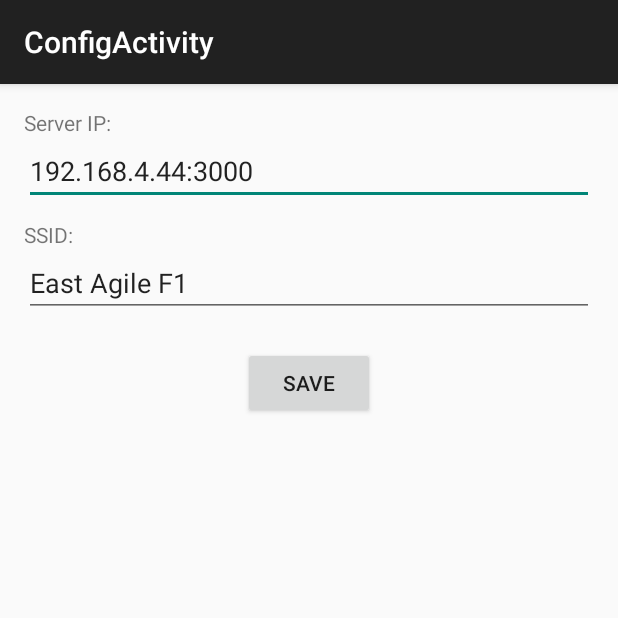
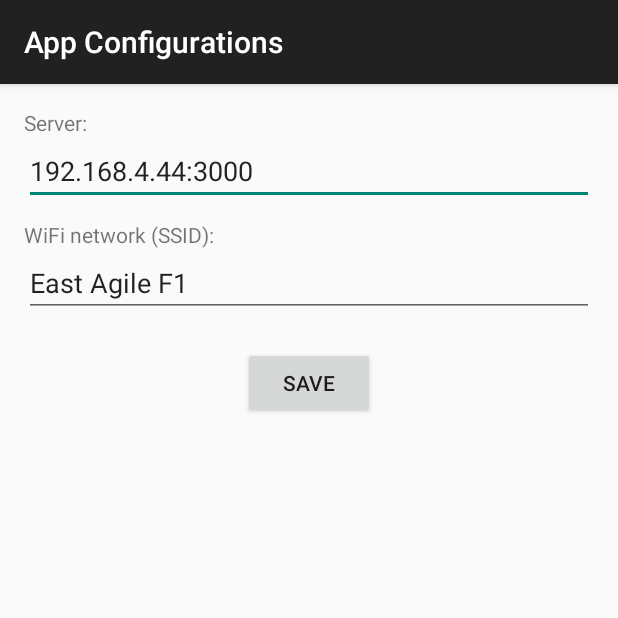
Before and after one commit to toantran-ea/kiwi-android, an Android app: the ConfigActivity screen opened directly, with no data from a screen before it, on a phone screen of 412 x 824 dp, the top half of it. Run offline under Robolectric (Android 15) with nearby library versions, the phone set to English and light mode, and no system bars; libraries missing offline, so code that uses them is left out: com.squareup.okhttp, retrofit.client.

```diff
--- a/app/src/main/java/mobi/kiwi/kiwi/MainActivity.java
+++ b/app/src/main/java/mobi/kiwi/kiwi/MainActivity.java
@@ -11,7 +11,6 @@ import android.view.MenuItem;
 import android.view.View;
 import android.widget.TextView;
 
-import com.dd.processbutton.ProcessButton;
 import com.dd.processbutton.iml.ActionProcessButton;
 
 import mobi.kiwi.kiwi.models.CheckinRequest;
@@ -92,7 +91,7 @@ public class MainActivity extends KiwiActivity {
 
     private void cancelLocalNotification() {
         String lastCheckin = PrefUtils.getConfig(Constants.LAST_CHECKIN_TIME, "");
-        if(TextUtils.isEmpty(lastCheckin)) {
+        if (TextUtils.isEmpty(lastCheckin)) {
             return;
         }
         NotificationManager notificationManager = (NotificationManager) getSystemService(NOTIFICATION_SERVICE);
--- a/app/src/main/res/layout/activity_config.xml
+++ b/app/src/main/res/layout/activity_config.xml
@@ -11,6 +11,7 @@
     <TextView
         android:id="@+id/server_ip_label"
         android:text="@string/label_server_ip"
+        android:hint="@string/hint_server_address"
         android:layout_width="wrap_content"
         android:layout_height="wrap_content"/>
 
@@ -33,6 +34,7 @@
         android:layout_below="@id/ssid_label"
         android:id="@+id/ssid_edit_text"
         android:text="@string/ssid_prompt"
+        android:hint="@string/hint_ssid"
         android:layout_width="fill_parent"
         android:layout_height="wrap_content"/>
 
--- a/app/src/main/res/values/strings.xml
+++ b/app/src/main/res/values/strings.xml
@@ -3,9 +3,9 @@
     <string name="action_settings">Settings</string>
     <string name="text_check_in">Check in</string>
     <string name="text_last_checkin">Last check-in:</string>
-    <string name="title_activity_config">ConfigActivity</string>
-    <string name="label_server_ip">Server IP:</string>
-    <string name="text_ssid">SSID:</string>
+    <string name="title_activity_config">App Configurations</string>
+    <string name="label_server_ip">Server:</string>
+    <string name="text_ssid">WiFi network (SSID):</string>
     <string name="text_save">Save</string>
     <string name="error_invalid_server_address">Invalid server address</string>
     <string name="error_invalid_ssid">Invalid SSID</string>
@@ -17,4 +17,6 @@
     <string name="state_checked_in_well">Checked in well</string>
     <string name="state_checking_in">Checking in ...</string>
     <string name="failed_checking_in">Failed checking in</string>
+    <string name="hint_ssid">WiFi at your office</string>
+    <string name="hint_server_address">Address of checkin server</string>
 </resources>
```
Also changed, not shown: 1 other file.
